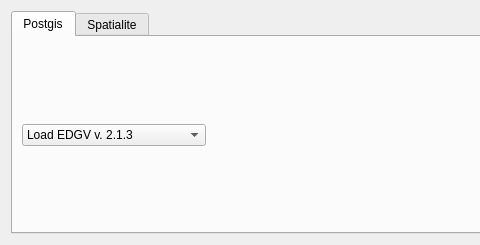
This is CustomWidgets/customServerConnectionWidget.ui in dsgoficial/DsgTools as Qt 5 draws it before an edit; both pictures show x 0 to 480 and y 0 to 245 of the 734 by 245 pixel window. The edited form follows.
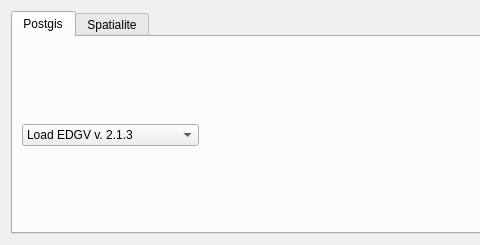
This is the edited form. Custom widgets are drawn as their Qt base class.

Diff of the .ui file:
```diff
--- a/CustomWidgets/customServerConnectionWidget.ui
+++ b/CustomWidgets/customServerConnectionWidget.ui
@@ -30,7 +30,7 @@
        <item row="1" column="0">
         <widget class="QComboBox" name="postgisEdgvComboFilter">
          <property name="sizePolicy">
-          <sizepolicy hsizetype="MinimumExpanding" vsizetype="Fixed">
+          <sizepolicy hsizetype="Fixed" vsizetype="Fixed">
            <horstretch>0</horstretch>
            <verstretch>0</verstretch>
           </sizepolicy>
```
